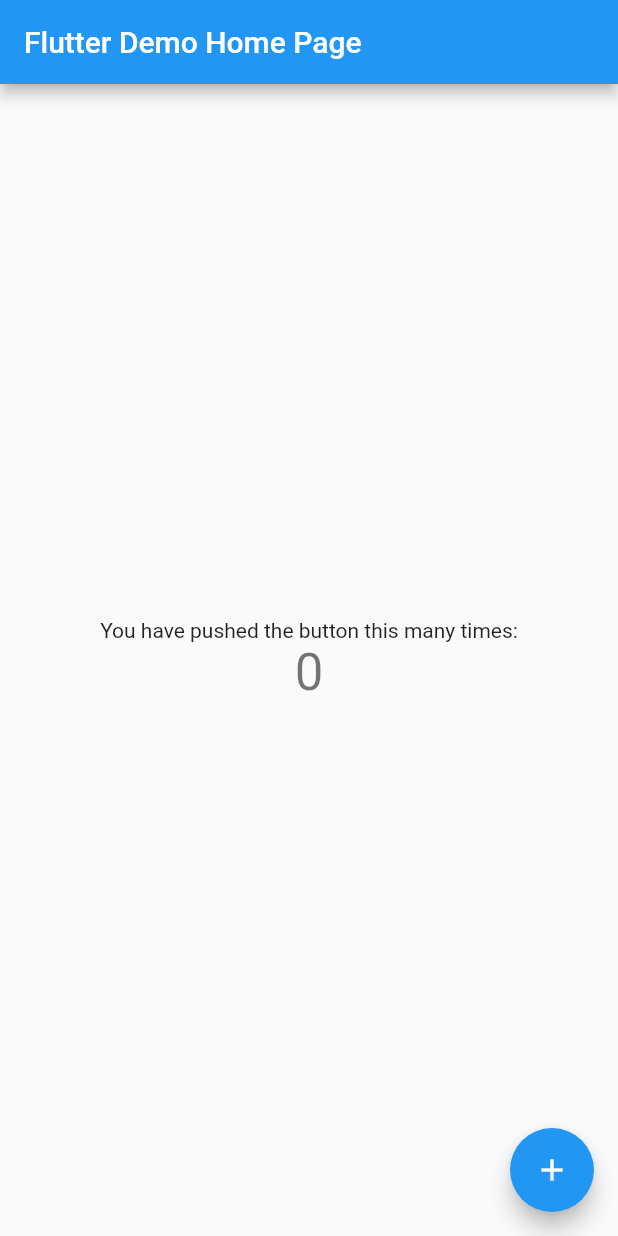
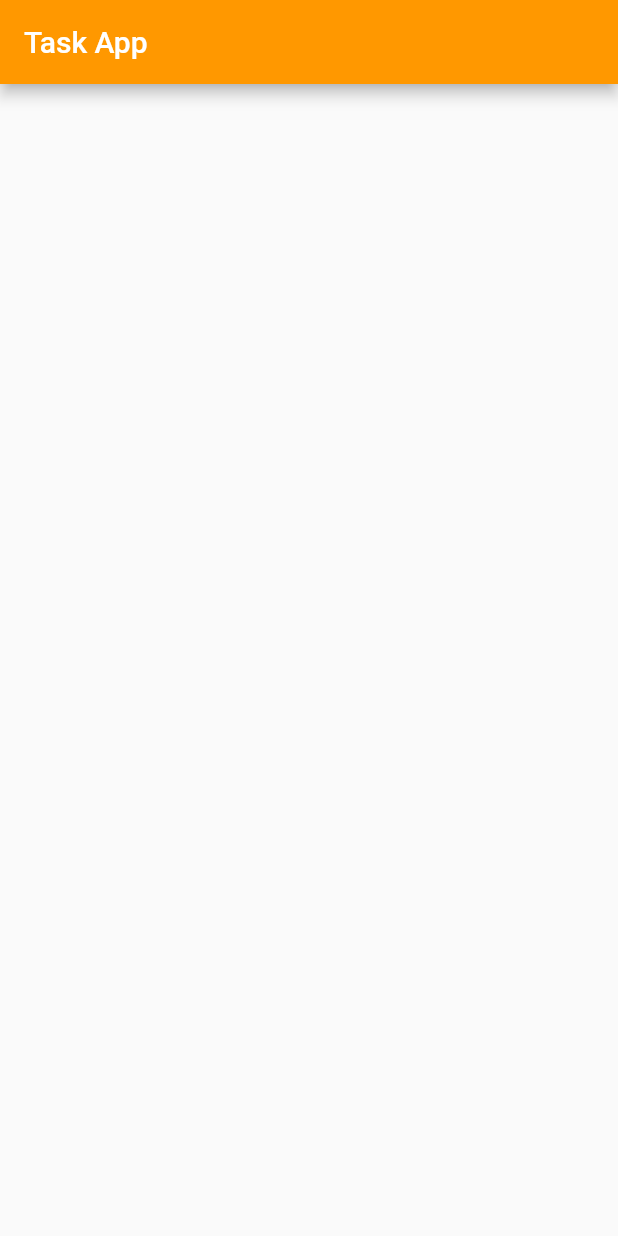
Before and after one commit to adilsontchameia/Task-List-App, a Flutter app: the screen it shows after launch, on a phone screen of 412 x 824 dp. Run offline on Flutter 3.47's test engine with Material 2 defaults, Android fonts, the phone set to English and light mode, and no system bars.

Commit message:
Criado a telaPrincipal

```diff
--- /dev/null
+++ b/lib/Home.dart
@@ -0,0 +1,20 @@
+import 'package:flutter/material.dart';
+
+class Home extends StatefulWidget {
+  @override
+  _HomeState createState() => _HomeState();
+}
+
+class _HomeState extends State<Home> {
+  @override
+  Widget build(BuildContext context) {
+    return Scaffold(
+      //AppBar
+      appBar: AppBar(
+        title: Text("Task App"),
+        backgroundColor: Colors.orange,
+      ),
+      body: Container(),
+    );
+  }
+}
--- a/lib/main.dart
+++ b/lib/main.dart
@@ -1,113 +1,9 @@
 import 'package:flutter/material.dart';
+import 'package:task_list/Home.dart';
 
 void main() {
-  runApp(MyApp());
+  runApp(MaterialApp(
+  home: Home(),
+  debugShowCheckedModeBanner: false
+  ));
 }
-
-class MyApp extends StatelessWidget {
-  // This widget is the root of your application.
-  @override
-  Widget build(BuildContext context) {
-    return MaterialApp(
-      title: 'Flutter Demo',
-      theme: ThemeData(
-        // This is the theme of your application.
-        //
-        // Try running your application with "flutter run". You'll see the
-        // application has a blue toolbar. Then, without quitting the app, try
-        // changing the primarySwatch below to Colors.green and then invoke
-        // "hot reload" (press "r" in the console where you ran "flutter run",
-        // or simply save your changes to "hot reload" in a Flutter IDE).
-        // Notice that the counter didn't reset back to zero; the application
-        // is not restarted.
-        primarySwatch: Colors.blue,
-      ),
-      home: MyHomePage(title: 'Flutter Demo Home Page'),
-    );
-  }
-}
-
-class MyHomePage extends StatefulWidget {
-  MyHomePage({Key key, this.title}) : super(key: key);
-
-  // This widget is the home page of your application. It is stateful, meaning
-  // that it has a State object (defined below) that contains fields that affect
-  // how it looks.
-
-  // This class is the configuration for the state. It holds the values (in this
-  // case the title) provided by the parent (in this case the App widget) and
-  // used by the build method of the State. Fields in a Widget subclass are
-  // always marked "final".
-
-  final String title;
-
-  @override
-  _MyHomePageState createState() => _MyHomePageState();
-}
-
-class _MyHomePageState extends State<MyHomePage> {
-  int _counter = 0;
-
-  void _incrementCounter() {
-    setState(() {
-      // This call to setState tells the Flutter framework that something has
-      // changed in this State, which causes it to rerun the build method below
-      // so that the display can reflect the updated values. If we changed
-      // _counter without calling setState(), then the build method would not be
-      // called again, and so nothing would appear to happen.
-      _counter++;
-    });
-  }
-
-  @override
-  Widget build(BuildContext context) {
-    // This method is rerun every time setState is called, for instance as done
-    // by the _incrementCounter method above.
-    //
-    // The Flutter framework has been optimized to make rerunning build methods
-    // fast, so that you can just rebuild anything that needs updating rather
-    // than having to individually change instances of widgets.
-    return Scaffold(
-      appBar: AppBar(
-        // Here we take the value from the MyHomePage object that was created by
-        // the App.build method, and use it to set our appbar title.
-        title: Text(widget.title),
-      ),
-      body: Center(
-        // Center is a layout widget. It takes a single child and positions it
-        // in the middle of the parent.
-        child: Column(
-          // Column is also a layout widget. It takes a list of children and
-          // arranges them vertically. By default, it sizes itself to fit its
-          // children horizontally, and tries to be as tall as its parent.
-          //
-          // Invoke "debug painting" (press "p" in the console, choose the
-          // "Toggle Debug Paint" action from the Flutter Inspector in Android
-          // Studio, or the "Toggle Debug Paint" command in Visual Studio Code)
-          // to see the wireframe for each widget.
-          //
-          // Column has various properties to control how it sizes itself and
-          // how it positions its children. Here we use mainAxisAlignment to
-          // center the children vertically; the main axis here is the vertical
-          // axis because Columns are vertical (the cross axis would be
-          // horizontal).
-          mainAxisAlignment: MainAxisAlignment.center,
-          children: <Widget>[
-            Text(
-              'You have pushed the button this many times:',
-            ),
-            Text(
-              '$_counter',
-              style: Theme.of(context).textTheme.headline4,
-            ),
-          ],
-        ),
-      ),
-      floatingActionButton: FloatingActionButton(
-        onPressed: _incrementCounter,
-        tooltip: 'Increment',
-        child: Icon(Icons.add),
-      ), // This trailing comma makes auto-formatting nicer for build methods.
-    );
-  }
-}
```
